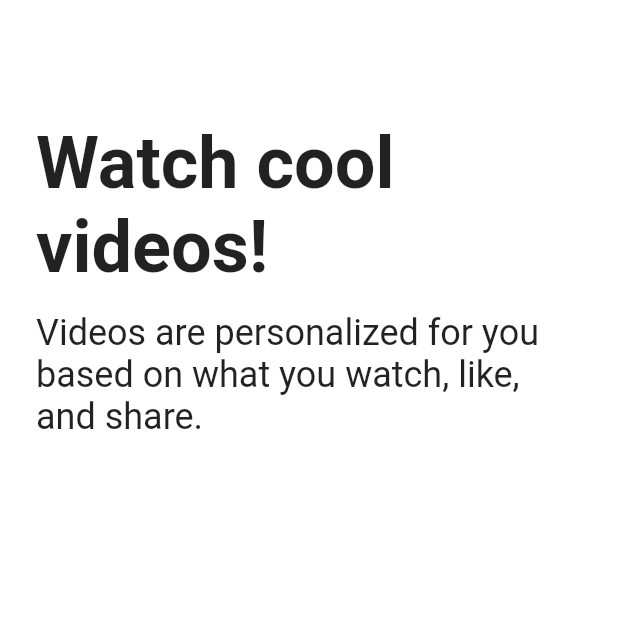
After one commit to yunkh2005/flutter_tiktokClone, a Flutter app: the screen it shows after launch, after a tap on "Next", on a phone screen of 412 x 824 dp, the top half of it. The commit adds this screen. Run offline on Flutter 3.47's test engine with Material 2 defaults, Android fonts, the phone set to English and light mode, and no system bars; our stand-ins replace font_awesome_flutter.

Commit message:
#5 ONBOARDING

```diff
--- a/lib/features/authentication/birthday_screen.dart
+++ b/lib/features/authentication/birthday_screen.dart
@@ -3,8 +3,7 @@ import 'package:flutter/material.dart';
 import 'package:tiktok_clone/constants/gaps.dart';
 import 'package:tiktok_clone/constants/sizes.dart';
 import 'package:tiktok_clone/features/authentication/widgets/form_button.dart';
-
-import '../../onboarding/interests_screen.dart';
+import 'package:tiktok_clone/features/onboarding/interests_screen.dart';
 
 class BirthdayScreen extends StatefulWidget {
   const BirthdayScreen({super.key});
--- /dev/null
+++ b/lib/features/onboarding/interests_screen.dart
@@ -0,0 +1,177 @@
+import 'package:flutter/material.dart';
+import 'package:tiktok_clone/constants/gaps.dart';
+import 'package:tiktok_clone/constants/sizes.dart';
+import 'package:tiktok_clone/features/onboarding/tutorial_screen.dart';
+import 'package:tiktok_clone/features/onboarding/widgets/interest_button.dart';
+
+const interests = [
+  "Daily Life",
+  "Comedy",
+  "Entertainment",
+  "Animals",
+  "Food",
+  "Beauty & Style",
+  "Drama",
+  "Learning",
+  "Talent",
+  "Sports",
+  "Auto",
+  "Family",
+  "Fitness & Health",
+  "DIY & Life Hacks",
+  "Arts & Crafts",
+  "Dance",
+  "Outdoors",
+  "Oddly Satisfying",
+  "Home & Garden",
+  "Daily Life",
+  "Comedy",
+  "Entertainment",
+  "Animals",
+  "Food",
+  "Beauty & Style",
+  "Drama",
+  "Learning",
+  "Talent",
+  "Sports",
+  "Auto",
+  "Family",
+  "Fitness & Health",
+  "DIY & Life Hacks",
+  "Arts & Crafts",
+  "Dance",
+  "Outdoors",
+  "Oddly Satisfying",
+  "Home & Garden",
+];
+
+class InterestsScreen extends StatefulWidget {
+  const InterestsScreen({super.key});
+
+  @override
+  State<InterestsScreen> createState() => _InterestsScreenState();
+}
+
+class _InterestsScreenState extends State<InterestsScreen> {
+  final ScrollController _scrollController = ScrollController();
+
+  bool _showTitle = false;
+
+  void _onScroll() {
+    if (_scrollController.offset > 110) {
+      if (_showTitle) return;
+      setState(() {
+        _showTitle = true;
+      });
+    } else {
+      setState(() {
+        _showTitle = false;
+      });
+    }
+  }
+
+  void _onNextTap() {
+    Navigator.push(context,
+        MaterialPageRoute(builder: (context) => const TutorialScreen()));
+  }
+
+  @override
+  void initState() {
+    super.initState();
+    _scrollController.addListener(_onScroll);
+  }
+
+  @override
+  void dispose() {
+    _scrollController.dispose();
+    super.dispose();
+  }
+
+  @override
+  Widget build(BuildContext context) {
+    return Scaffold(
+      appBar: AppBar(
+        centerTitle: true,
+        title: AnimatedOpacity(
+          opacity: _showTitle ? 1 : 0,
+          duration: const Duration(milliseconds: 300),
+          child: const Text(
+            'Choose your interest',
+          ),
+        ),
+      ),
+      body: Scrollbar(
+        controller: _scrollController,
+        child: SingleChildScrollView(
+          controller: _scrollController,
+          child: Padding(
+            padding: const EdgeInsets.only(
+              left: Sizes.size24,
+              right: Sizes.size24,
+              bottom: Sizes.size16,
+            ),
+            child: Column(
+              crossAxisAlignment: CrossAxisAlignment.start,
+              children: [
+                Gaps.v32,
+                const Text(
+                  'Choose your interests',
+                  style: TextStyle(
+                    fontSize: Sizes.size40,
+                    fontWeight: FontWeight.bold,
+                  ),
+                ),
+                Gaps.v24,
+                const Text(
+                  'Get better video recommendations',
+                  style: TextStyle(
+                    fontSize: Sizes.size20,
+                  ),
+                ),
+                Gaps.v64,
+                Wrap(
+                  runSpacing: 15,
+                  spacing: 10,
+                  children: [
+                    for (var interest in interests)
+                      InterestButton(interest: interest),
+                  ],
+                ),
+              ],
+            ),
+          ),
+        ),
+      ),
+      bottomNavigationBar: BottomAppBar(
+        elevation: 2,
+        child: Padding(
+          padding: const EdgeInsets.only(
+            bottom: Sizes.size40,
+            top: Sizes.size16,
+            left: Sizes.size24,
+            right: Sizes.size24,
+          ),
+          child: GestureDetector(
+            onTap: _onNextTap,
+            child: Container(
+              padding: const EdgeInsets.symmetric(
+                vertical: Sizes.size20,
+              ),
+              decoration: BoxDecoration(
+                color: Theme.of(context).primaryColor,
+              ),
+              child: const Text(
+                'Next',
+                textAlign: TextAlign.center,
+                style: TextStyle(
+                  color: Colors.white,
+                  fontSize: Sizes.size16,
+                ),
+              ),
+            ),
+          ),
+        ),
+      ),
+    );
+  }
+}
--- /dev/null
+++ b/lib/features/onboarding/tutorial_screen.dart
@@ -0,0 +1,123 @@
+import 'package:flutter/cupertino.dart';
+import 'package:flutter/material.dart';
+import 'package:tiktok_clone/constants/gaps.dart';
+import 'package:tiktok_clone/constants/sizes.dart';
+
+enum Direction { right, left }
+
+enum Page { first, second }
+
+class TutorialScreen extends StatefulWidget {
+  const TutorialScreen({super.key});
+
+  @override
+  State<TutorialScreen> createState() => _TutorialScreenState();
+}
+
+class _TutorialScreenState extends State<TutorialScreen> {
+  Direction _direction = Direction.right;
+  Page _showingPage = Page.first;
+
+  void _onPanUpdate(DragUpdateDetails details) {
+    if (details.delta.dx > 0) {
+      // to the right
+      _direction = Direction.right;
+    } else {
+      // to the left
+      _direction = Direction.left;
+    }
+  }
+
+  void _onPanEnd(DragEndDetails details) {
+    if (_direction == Direction.left) {
+      setState(() {
+        _showingPage = Page.second;
+      });
+    } else {
+      setState(() {
+        _showingPage = Page.first;
+      });
+    }
+  }
+
+  @override
+  Widget build(BuildContext context) {
+    return GestureDetector(
+      onPanUpdate: _onPanUpdate,
+      onPanEnd: _onPanEnd,
+      child: SafeArea(
+        child: Scaffold(
+          body: Padding(
+            padding: const EdgeInsets.symmetric(
+              horizontal: Sizes.size24,
+            ),
+            child: AnimatedCrossFade(
+              firstChild: Column(
+                crossAxisAlignment: CrossAxisAlignment.start,
+                children: const [
+                  Gaps.v80,
+                  Text(
+                    'Watch cool videos!',
+                    style: TextStyle(
+                      fontSize: Sizes.size48,
+                      fontWeight: FontWeight.bold,
+                    ),
+                  ),
+                  Gaps.v16,
+                  Text(
+                    'Videos are personalized for you based on what you watch, like, and share.',
+                    style: TextStyle(
+                      fontSize: Sizes.size24,
+                    ),
+                  ),
+                ],
+              ),
+              secondChild: Column(
+                crossAxisAlignment: CrossAxisAlignment.start,
+                children: const [
+                  Gaps.v80,
+                  Text(
+                    'Follow the rules!',
+                    style: TextStyle(
+                      fontSize: Sizes.size48,
+                      fontWeight: FontWeight.bold,
+                    ),
+                  ),
+                  Gaps.v16,
+                  Text(
+                    'Take care of one another!',
+                    style: TextStyle(
+                      fontSize: Sizes.size24,
+                    ),
+                  ),
+                ],
+              ),
+              crossFadeState: _showingPage == Page.first
+                  ? CrossFadeState.showFirst
+                  : CrossFadeState.showSecond,
+              duration: const Duration(milliseconds: 300),
+            ),
+          ),
+          bottomNavigationBar: BottomAppBar(
+            elevation: 0,
+            child: Padding(
+              padding: const EdgeInsets.symmetric(
+                vertical: Sizes.size24,
+                horizontal: Sizes.size24,
+              ),
+              child: AnimatedOpacity(
+                duration: const Duration(milliseconds: 200),
+                opacity: _showingPage == Page.first ? 0 : 1,
+                child: CupertinoButton(
+                  onPressed: () {},
+                  color: Theme.of(context).primaryColor,
+                  child: const Text('Enter the App!'),
+                ),
+              ),
+            ),
+          ),
+        ),
+      ),
+    );
+  }
+}
--- /dev/null
+++ b/lib/features/onboarding/widgets/interest_button.dart
@@ -0,0 +1,61 @@
+import 'package:flutter/material.dart';
+import 'package:tiktok_clone/constants/sizes.dart';
+
+class InterestButton extends StatefulWidget {
+  const InterestButton({
+    super.key,
+    required this.interest,
+  });
+
+  final String interest;
+
+  @override
+  State<InterestButton> createState() => _InterestButtonState();
+}
+
+class _InterestButtonState extends State<InterestButton> {
+  bool _isSelected = false;
+
+  void _onTap() {
+    setState(() {
+      _isSelected = !_isSelected;
+    });
+  }
+
+  @override
+  Widget build(BuildContext context) {
+    return GestureDetector(
+      onTap: _onTap,
+      child: AnimatedContainer(
+        duration: const Duration(milliseconds: 200),
+        padding: const EdgeInsets.symmetric(
+          vertical: Sizes.size16,
+          horizontal: Sizes.size24,
+        ),
+        decoration: BoxDecoration(
+          color: _isSelected ? Theme.of(context).primaryColor : Colors.white,
+          borderRadius: BorderRadius.circular(
+            Sizes.size32,
+          ),
+          border: Border.all(
+            color: Colors.black.withOpacity(0.1),
+          ),
+          boxShadow: [
+            BoxShadow(
+              color: Colors.black.withOpacity(0.05),
+              blurRadius: 5,
+              spreadRadius: 5,
+            ),
+          ],
+        ),
+        child: Text(
+          widget.interest,
+          style: TextStyle(
+            fontWeight: FontWeight.bold,
+            color: _isSelected ? Colors.white : Colors.black87,
+          ),
+        ),
+      ),
+    );
+  }
+}
--- a/lib/main.dart
+++ b/lib/main.dart
@@ -1,6 +1,6 @@
 import 'package:flutter/material.dart';
 import 'package:tiktok_clone/constants/sizes.dart';
-import 'package:tiktok_clone/features/authentication/sign_up_screen.dart';
+import 'package:tiktok_clone/features/onboarding/interests_screen.dart';
 
 void main() {
   runApp(const TikTokApp());
@@ -27,7 +27,7 @@ class TikTokApp extends StatelessWidget {
           ),
         ),
       ),
-      home: const SignUpScreen(),
+      home: const InterestsScreen(),
     );
   }
 }
--- a/pubspec.yaml
+++ b/pubspec.yaml
@@ -89,3 +89,8 @@ flutter:
   #
   # For details regarding fonts from package dependencies,
   # see https://flutter.dev/custom-fonts/#from-packages
+
+
+linter:
+  rules:
+    avoid_print: false
```
Also changed, not shown: lib/features/authentication/login_form_screen.dart (+38 -8 lines), lib/onboarding/interests_screen.dart (deleted, +0 -10 lines).
